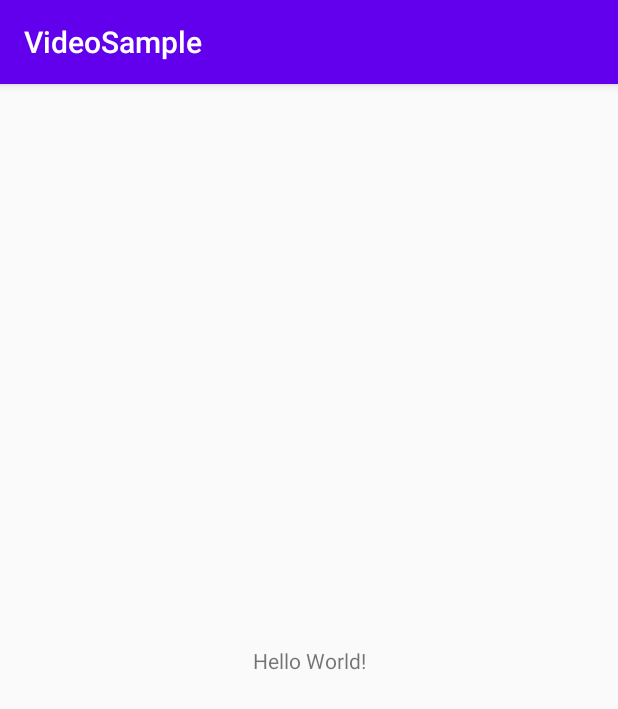
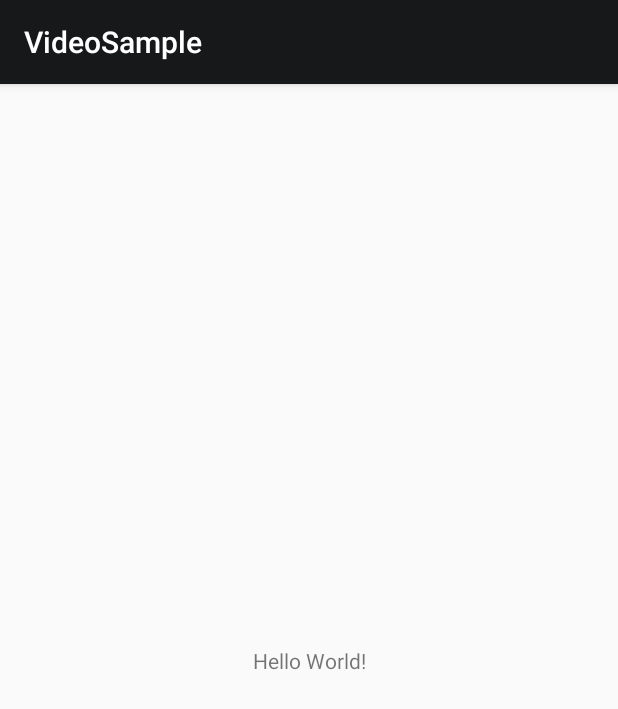
Before and after one commit to jjonami/VideoSample, an Android app: the screen it shows after launch (MainActivity), on a phone screen of 412 x 824 dp. Shown: the top 709 px of the screen. Run offline under Robolectric (Android 15) with nearby library versions, the phone set to English and light mode, and no system bars.

Commit message:
add basic style

```diff
--- a/app/src/main/res/values/colors.xml
+++ b/app/src/main/res/values/colors.xml
@@ -1,6 +1,7 @@
 <?xml version="1.0" encoding="utf-8"?>
 <resources>
-    <color name="colorPrimary">#6200EE</color>
-    <color name="colorPrimaryDark">#3700B3</color>
-    <color name="colorAccent">#03DAC5</color>
+    <color name="colorBackground">#17181A</color>
+    <color name="colorMain">#FFCA13</color>
+    <color name="colorBlack">#32000000</color>
+    <color name="colorFont">#FFFFFF</color>
 </resources>
--- a/app/src/main/res/values/styles.xml
+++ b/app/src/main/res/values/styles.xml
@@ -3,9 +3,18 @@
     <!-- Base application theme. -->
     <style name="AppTheme" parent="Theme.AppCompat.Light.DarkActionBar">
         <!-- Customize your theme here. -->
-        <item name="colorPrimary">@color/colorPrimary</item>
-        <item name="colorPrimaryDark">@color/colorPrimaryDark</item>
-        <item name="colorAccent">@color/colorAccent</item>
+        <item name="colorPrimary">@color/colorBackground</item>
+        <item name="colorPrimaryDark">@color/colorBlack</item>
+        <item name="colorAccent">@color/colorMain</item>
+    </style>
+
+    <style name="Text_W_20">
+        <item name="android:textSize">20sp</item>
+        <item name="android:textColor">@color/colorFont</item>
+    </style>
+    <style name="Text_W_14">
+        <item name="android:textSize">14sp</item>
+        <item name="android:textColor">@color/colorFont</item>
     </style>
 
 </resources>
```
